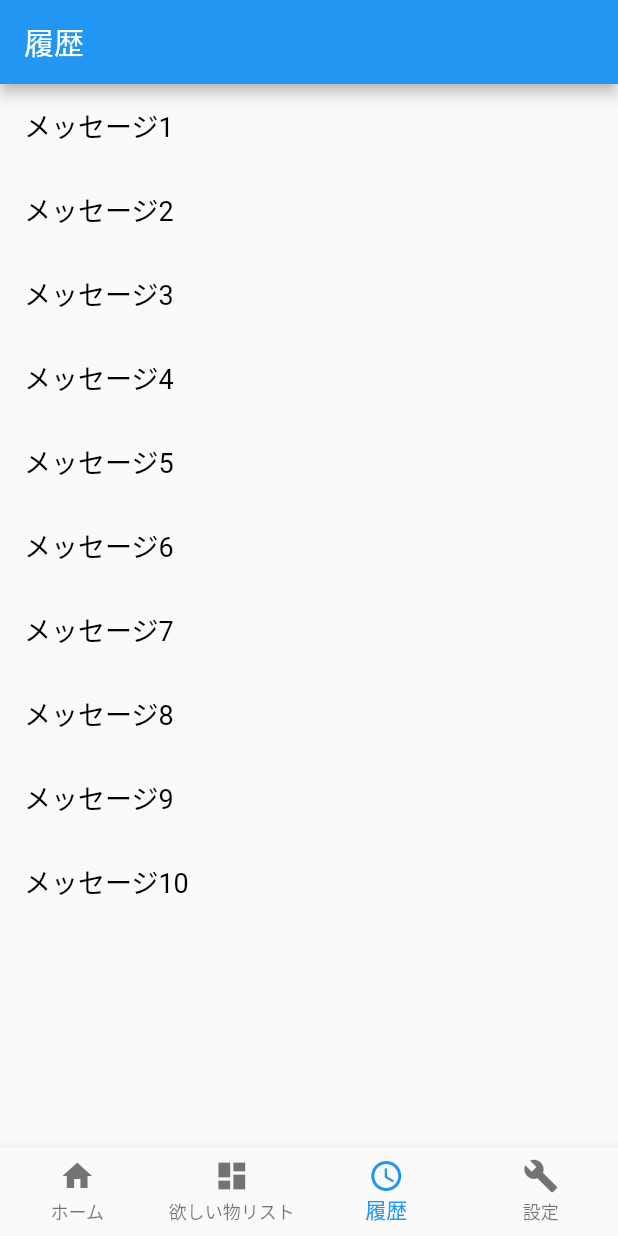
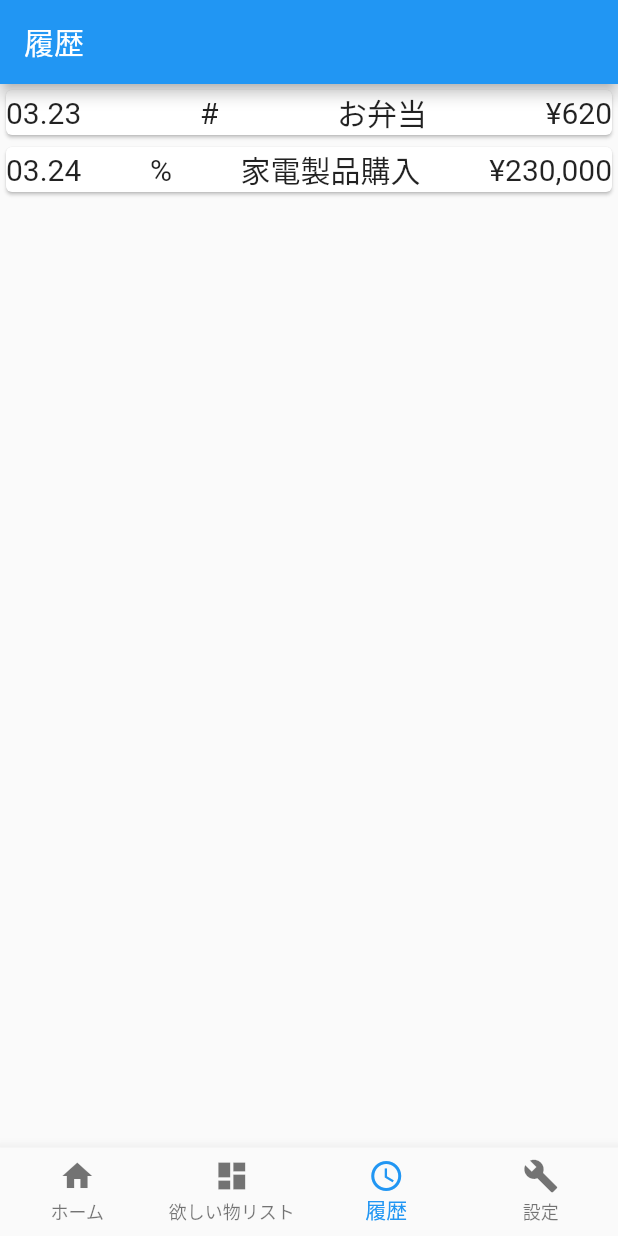
Before and after one commit to TeamSaifu/Saifu_Flutter, a Flutter app: the screen it shows after launch, item 3 of the bottom bar chosen, on a phone screen of 412 x 824 dp. Run offline on Flutter 3.47's test engine with Material 2 defaults, Android fonts, the phone set to English and light mode, and no system bars.

Commit message:
デザインを改良しました。

```diff
--- a/lib/log.dart
+++ b/lib/log.dart
@@ -11,31 +11,31 @@ class log extends StatelessWidget {
 
   @override
   Widget build(BuildContext context) {
-    var list = [
-      "メッセージ1",
-      "メッセージ2",
-      "メッセージ3",
-      "メッセージ4",
-      "メッセージ5",
-      "メッセージ6",
-      "メッセージ7",
-      "メッセージ8",
-      "メッセージ9",
-      "メッセージ10",
+    //各データ用配列
+    var icon = [
+      "#",
+      "%",
     ];
+    var date = ["03.23", "03.24"];
+    var name = ["お弁当", "家電製品購入"];
+    var price = ["¥620", "¥230,000"];
+
     return MaterialApp(
         //右上デバッグを消すやつ
         debugShowCheckedModeBanner: false,
-        home: Scaffold(body: ListView.builder(
+        home: Scaffold(
+            body: ListView.builder(
           // listの上限を設定
-          itemCount: list.length,
+          itemCount: icon.length,
           itemBuilder: (BuildContext context, int index) {
-            return _messageItem(list[index]);
+            return _messageItem(
+                icon[index], date[index], price[index], name[index]);
           },
         )));
   }
+}
 
-  Widget _messageItem(String title) {
+Widget _messageItem(String icon, String date, String price, String name) {
   // 項目をスワイプすると削除する
   return Dismissible(
     key: Key("some id"),
@@ -49,12 +49,32 @@ class log extends StatelessWidget {
       // スワイプ後に実行される（削除処理などを書く）
       print('onDismissed');
     },
-      child: ListTile(
-        title: Text(
-          title,
-          style: TextStyle(color: Colors.black, fontSize: 18.0),
+    child: Card(
+      //現在は横並び均等、文字数によりずれるので要調整
+        child: Row(
+      mainAxisAlignment: MainAxisAlignment.spaceBetween,
+      children: <Widget>[
+        Container(
+            child: Text(
+          date,
+          style: TextStyle(fontSize: 20),
+        )),
+        Container(
+          child: Text(icon, style: TextStyle(fontSize: 20)),
+        ),
+        Container(
+          child: Text(
+            name,
+            style: TextStyle(fontSize: 20),
           ),
         ),
+        Container(
+          child: Text(
+            price,
+            style: TextStyle(fontSize: 20),
+          ),
+        ),
+      ],
+    )),
   );
 }
-}
```
Lines whose indentation alone changed are shown as unchanged.
